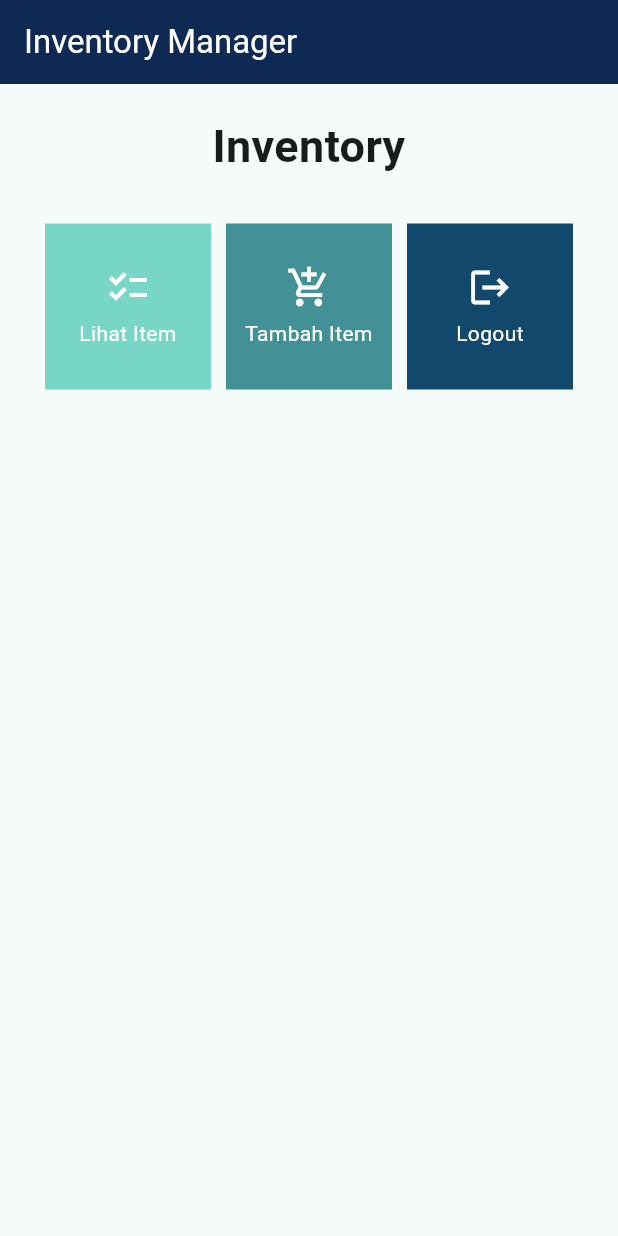
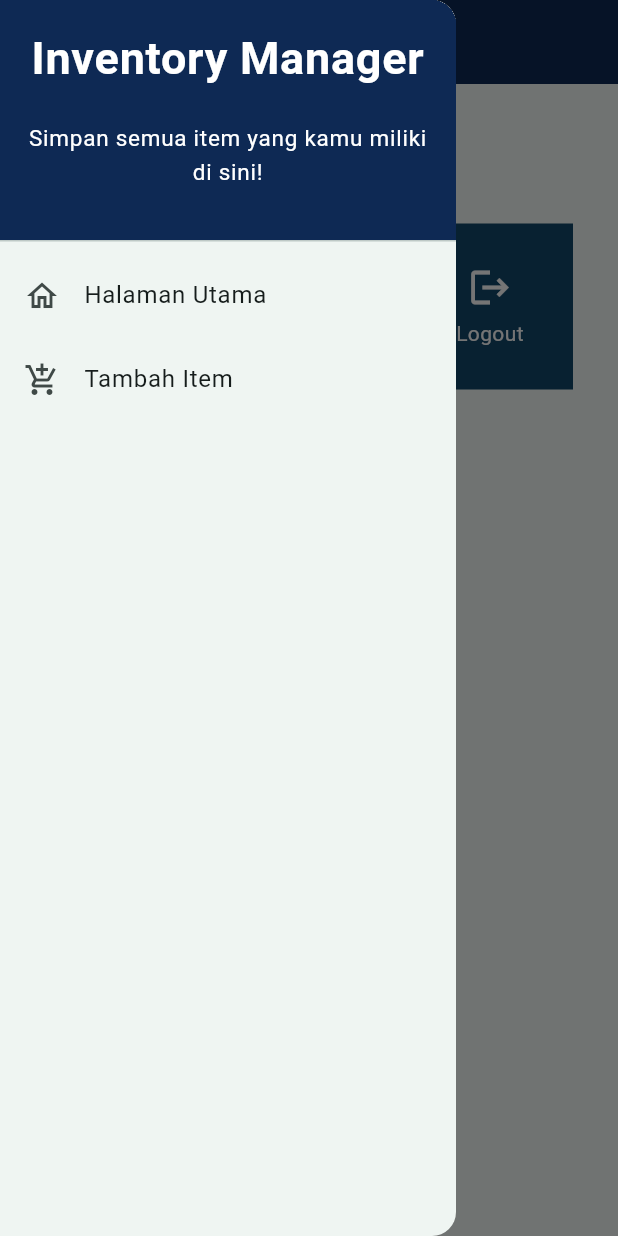
Before and after one commit to nabielsubhan/inventory-manager-mobile, a Flutter app: the screen it shows after launch, with the side drawer open (before the commit the screen has no drawer), on a phone screen of 412 x 824 dp. Run offline on Flutter 3.47's test engine with Material 2 defaults, Android fonts, the phone set to English and light mode, and no system bars.

Commit message:
Tugas 8 Done

```diff
--- a/lib/main.dart
+++ b/lib/main.dart
@@ -1,5 +1,5 @@
 import 'package:flutter/material.dart';
-import 'package:inventory_manager/menu.dart';
+import 'package:inventory_manager/screens/menu.dart';
 
 void main() {
   runApp(const MyApp());
--- a/lib/menu.dart
+++ /dev/null
@@ -1,125 +0,0 @@
-import 'package:flutter/material.dart';
-
-class MyHomePage extends StatelessWidget {
-  MyHomePage({Key? key}) : super(key: key);
-
-  final List<Item> items = [
-    Item("Lihat Item", Icons.checklist, Color(0xFF78D6C6)),
-    Item("Tambah Item", Icons.add_shopping_cart, Color(0xFF419197)),
-    Item("Logout", Icons.logout, Color(0xFF12486B)),
-];
-
-  // This widget is the home page of your application. It is stateful, meaning
-  // that it has a State object (defined below) that contains fields that affect
-  // how it looks.
-
-  // This class is the configuration for the state. It holds the values (in this
-  // case the title) provided by the parent (in this case the App widget) and
-  // used by the build method of the State. Fields in a Widget subclass are
-  // always marked "final".
-
-  @override
-    Widget build(BuildContext context) {
-        return Scaffold(
-            appBar: AppBar(
-              backgroundColor: Color(0xFF0E2954),
-              title: const Text(
-                'Inventory Manager',
-                style: TextStyle(
-                  color: Colors.white,
-                )
-              ),
-            ),
-            body: SingleChildScrollView(
-              // Widget wrapper yang dapat discroll
-              child: Padding(
-                padding: const EdgeInsets.all(10.0), // Set padding dari halaman
-                child: Column(
-                  // Widget untuk menampilkan children secara vertikal
-                  children: <Widget>[
-                    const Padding(
-                      padding: EdgeInsets.only(top: 10.0, bottom: 10.0),
-                      // Widget Text untuk menampilkan tulisan dengan alignment center dan style yang sesuai
-                      child: Text(
-                        'Inventory', // Text yang menandakan toko
-                        textAlign: TextAlign.center,
-                        style: TextStyle(
-                          fontSize: 30,
-                          fontWeight: FontWeight.bold,
-                        ),
-                      ),
-                    ),
-                    // Grid layout
-                    GridView.count(
-                      // Container pada card kita.
-                      primary: true,
-                      padding: const EdgeInsets.all(20),
-                      crossAxisSpacing: 10,
-                      mainAxisSpacing: 10,
-                      crossAxisCount: 3,
-                      shrinkWrap: true,
-                      children: items.map((Item item) {
-                        // Iterasi untuk setiap item
-                        return ItemCard(item);
-                      }).toList(),
-                    ),
-                  ],
-                ),
-              ),
-            ),
-        );
-    }
-}
-
-class Item {
-  final String name;
-  final IconData icon;
-  final Color color;
-
-  Item(this.name, this.icon, this.color);
-}
-
-class ItemCard extends StatelessWidget {
-  final Item item;
-
-  const ItemCard(this.item, {super.key}); // Constructor
-
-  @override
-  Widget build(BuildContext context) {
-    return Material(
-      color: item.color,
-      child: InkWell(
-        // Area responsive terhadap sentuhan
-        onTap: () {
-          // Memunculkan SnackBar ketika diklik
-          ScaffoldMessenger.of(context)
-            ..hideCurrentSnackBar()
-            ..showSnackBar(SnackBar(
-                content: Text("Kamu telah menekan tombol ${item.name}!")));
-        },
-        child: Container(
-          // Container untuk menyimpan Icon dan Text
-          padding: const EdgeInsets.all(8),
-          child: Center(
-            child: Column(
-              mainAxisAlignment: MainAxisAlignment.center,
-              children: [
-                Icon(
-                  item.icon,
-                  color: Colors.white,
-                  size: 30.0,
-                ),
-                const Padding(padding: EdgeInsets.all(3)),
-                Text(
-                  item.name,
-                  textAlign: TextAlign.center,
-                  style: const TextStyle(color: Colors.white),
-                ),
-              ],
-            ),
-          ),
-        ),
-      ),
-    );
-  }
-}
--- /dev/null
+++ b/lib/screens/menu.dart
@@ -0,0 +1,84 @@
+import 'package:flutter/material.dart';
+import 'package:inventory_manager/widgets/Item_card.dart';
+import '../widgets/left_drawer.dart';
+
+class MyHomePage extends StatelessWidget {
+  MyHomePage({Key? key}) : super(key: key);
+
+  final List<Item> items = [
+    Item("Lihat Item", Icons.checklist, Color(0xFF78D6C6)),
+    Item("Tambah Item", Icons.add_shopping_cart, Color(0xFF419197)),
+    Item("Logout", Icons.logout, Color(0xFF12486B)),
+];
+
+  // This widget is the home page of your application. It is stateful, meaning
+  // that it has a State object (defined below) that contains fields that affect
+  // how it looks.
+
+  // This class is the configuration for the state. It holds the values (in this
+  // case the title) provided by the parent (in this case the App widget) and
+  // used by the build method of the State. Fields in a Widget subclass are
+  // always marked "final".
+
+  @override
+    Widget build(BuildContext context) {
+      return Scaffold(
+        appBar: AppBar(
+          backgroundColor: Color(0xFF0E2954),
+          iconTheme: IconThemeData(color: Colors.white),
+          title: const Text(
+            'Inventory Manager',
+            style: TextStyle(
+              color: Colors.white,
+            )
+          ),
+        ),
+        drawer: const LeftDrawer(),
+        body: SingleChildScrollView(
+          // Widget wrapper yang dapat discroll
+          child: Padding(
+            padding: const EdgeInsets.all(10.0), // Set padding dari halaman
+            child: Column(
+              // Widget untuk menampilkan children secara vertikal
+              children: <Widget>[
+                const Padding(
+                  padding: EdgeInsets.only(top: 10.0, bottom: 10.0),
+                  // Widget Text untuk menampilkan tulisan dengan alignment center dan style yang sesuai
+                  child: Text(
+                    'Inventory', // Text yang menandakan toko
+                    textAlign: TextAlign.center,
+                    style: TextStyle(
+                      fontSize: 30,
+                      fontWeight: FontWeight.bold,
+                    ),
+                  ),
+                ),
+                // Grid layout
+                GridView.count(
+                  // Container pada card kita.
+                  primary: true,
+                  padding: const EdgeInsets.all(20),
+                  crossAxisSpacing: 10,
+                  mainAxisSpacing: 10,
+                  crossAxisCount: 3,
+                  shrinkWrap: true,
+                  children: items.map((Item item) {
+                    // Iterasi untuk setiap item
+                    return ItemCard(item);
+                  }).toList(),
+                ),
+              ],
+            ),
+          ),
+        ),
+      );
+    }
+}
+
+class Item {
+  final String name;
+  final IconData icon;
+  final Color color;
+
+  Item(this.name, this.icon, this.color);
+}
--- /dev/null
+++ b/lib/widgets/Item_card.dart
@@ -0,0 +1,53 @@
+import 'package:flutter/material.dart';
+import 'package:inventory_manager/screens/menu.dart';
+import 'package:inventory_manager/screens/inventory_manager_form.dart';
+
+class ItemCard extends StatelessWidget {
+  final Item item;
+
+  const ItemCard(this.item, {super.key}); // Constructor
+
+  @override
+  Widget build(BuildContext context) {
+    return Material(
+      color: item.color,
+      child: InkWell(
+        // Area responsive terhadap sentuhan
+        onTap: () {
+          // Memunculkan SnackBar ketika diklik
+          ScaffoldMessenger.of(context)
+            ..hideCurrentSnackBar()
+            ..showSnackBar(SnackBar(
+                content: Text("Kamu telah menekan tombol ${item.name}!")));
+          // Navigate ke route yang sesuai (tergantung jenis tombol)
+          if (item.name == "Tambah Item") {
+            Navigator.push(context,
+            MaterialPageRoute(builder: (context) => const ShopFormPage()));
+          }
+        },
+        child: Container(
+          // Container untuk menyimpan Icon dan Text
+          padding: const EdgeInsets.all(8),
+          child: Center(
+            child: Column(
+              mainAxisAlignment: MainAxisAlignment.center,
+              children: [
+                Icon(
+                  item.icon,
+                  color: Colors.white,
+                  size: 30.0,
+                ),
+                const Padding(padding: EdgeInsets.all(3)),
+                Text(
+                  item.name,
+                  textAlign: TextAlign.center,
+                  style: const TextStyle(color: Colors.white),
+                ),
+              ],
+            ),
+          ),
+        ),
+      ),
+    );
+  }
+}
--- /dev/null
+++ b/lib/widgets/left_drawer.dart
@@ -0,0 +1,65 @@
+import 'package:flutter/material.dart';
+import 'package:inventory_manager/screens/menu.dart';
+import 'package:inventory_manager/screens/inventory_manager_form.dart';
+
+class LeftDrawer extends StatelessWidget {
+  const LeftDrawer({super.key});
+
+  @override
+  Widget build(BuildContext context) {
+    return Drawer(
+      child: ListView(
+        children: [
+          const DrawerHeader(
+            decoration: BoxDecoration(
+              color: Color(0xFF0E2954),
+            ),
+            child: Column(
+              children: [
+                Text(
+                  'Inventory Manager',
+                  textAlign: TextAlign.center,
+                  style: TextStyle(
+                    fontSize: 30,
+                    fontWeight: FontWeight.bold,
+                    color: Colors.white,
+                  ),
+                ),
+                Padding(padding: EdgeInsets.all(10)),
+                Text("Simpan semua item yang kamu miliki di sini!",
+                    textAlign: TextAlign.center,
+                    style: TextStyle(
+                      fontSize: 15,
+                      fontWeight: FontWeight.normal,
+                      color: Colors.white,
+                    )
+                    ),
+              ],
+            ),
+          ),
+          ListTile(
+            leading: const Icon(Icons.home_outlined),
+            title: const Text('Halaman Utama'),
+            // Bagian redirection ke MyHomePage
+            onTap: () {
+              Navigator.pushReplacement(
+                  context,
+                  MaterialPageRoute(
+                    builder: (context) => MyHomePage(),
+                  ));
+            },
+          ),
+          ListTile(
+            leading: const Icon(Icons.add_shopping_cart),
+            title: const Text('Tambah Item'),
+            // Bagian redirection ke ShopFormPage
+            onTap: () {
+              Navigator.push(context,
+              MaterialPageRoute(builder: (context) => const ShopFormPage()));
+            },
+          ),
+        ],
+      ),
+    );
+  }
+}
```
Also changed, not shown: lib/screens/inventory_manager_form.dart (added, +161 -0 lines).
